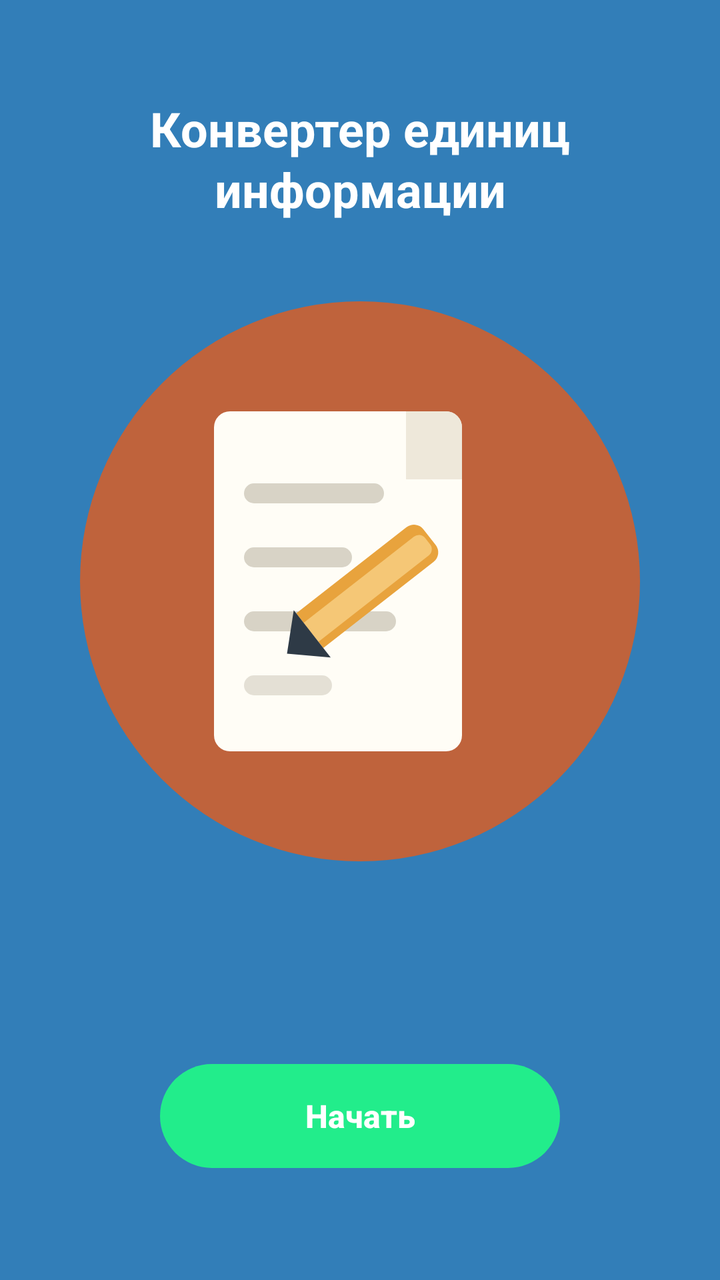
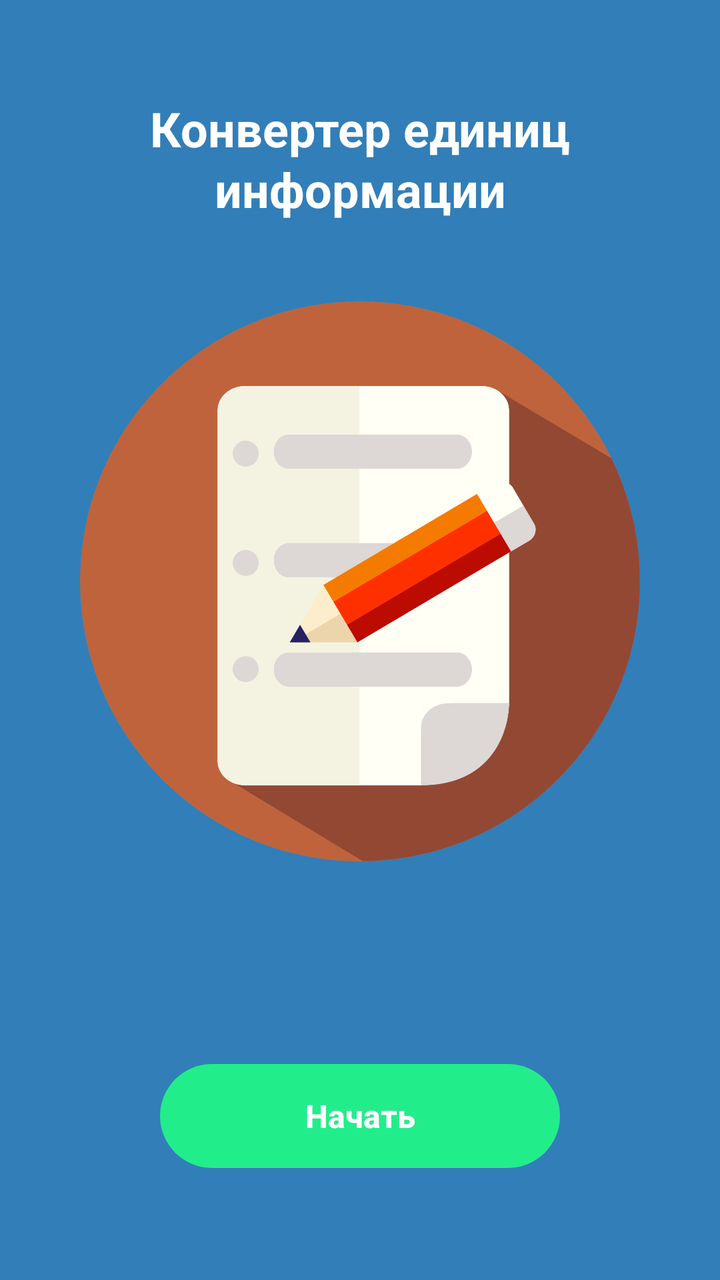

An Android layout rendered at two revisions. The XML below is the earlier revision; the diff shows what the commit changed to produce the second picture.
<!-- AndroidManifest.xml: application theme Theme.UnitConverter -->
<!-- res/layout/activity_main.xml -->
<?xml version="1.0" encoding="utf-8"?>
<LinearLayout xmlns:android="http://schemas.android.com/apk/res/android"
    android:id="@+id/root"
    android:layout_width="match_parent"
    android:layout_height="match_parent"
    android:background="@color/colorBackground"
    android:orientation="vertical">

    <TextView
        android:id="@+id/titleText"
        style="@style/TitleText"
        android:layout_width="match_parent"
        android:layout_height="wrap_content"
        android:layout_marginStart="32dp"
        android:layout_marginTop="48dp"
        android:layout_marginEnd="32dp"
        android:lineSpacingExtra="2dp"
        android:text="@string/main_title" />

    <FrameLayout
        android:id="@+id/heroContainer"
        android:layout_width="280dp"
        android:layout_height="280dp"
        android:layout_gravity="center_horizontal"
        android:layout_marginTop="40dp"
        android:background="@drawable/bg_hero_circle">

        <ImageView
            android:id="@+id/heroImage"
            android:layout_width="150dp"
            android:layout_height="190dp"
            android:layout_gravity="center"
            android:contentDescription="@string/hero_image_description"
            android:scaleType="fitCenter"
            android:src="@drawable/ic_hero_placeholder" />
    </FrameLayout>

    <Space
        android:layout_width="match_parent"
        android:layout_height="0dp"
        android:layout_weight="1" />

    <Button
        android:id="@+id/startButton"
        style="@style/PrimaryButton"
        android:layout_width="200dp"
        android:layout_height="52dp"
        android:layout_gravity="center_horizontal"
        android:layout_marginBottom="56dp"
        android:text="@string/start" />

</LinearLayout>
<!-- resources referenced by this layout -->
<resources>
  <color name="colorBackground">#327EB8</color>
  <!-- drawable bg_hero_circle (drawable) -->
  <?xml version="1.0" encoding="utf-8"?>
  <shape xmlns:android="http://schemas.android.com/apk/res/android"
      android:shape="oval">
      <solid android:color="@color/colorCircle" />
  </shape>
  <!-- drawable ic_hero_placeholder (drawable) -->
  <?xml version="1.0" encoding="utf-8"?>
  <vector xmlns:android="http://schemas.android.com/apk/res/android"
      android:width="150dp"
      android:height="190dp"
      android:viewportWidth="150"
      android:viewportHeight="190">
  
      
      <path
          android:fillColor="#FFFDF6"
          android:pathData="M10,10 h108 a8,8 0 0 1 8,8 v154 a8,8 0 0 1 -8,8 h-108 a8,8 0 0 1 -8,-8 v-154 a8,8 0 0 1 8,-8 z" />
  
      
      <path
          android:fillColor="#EEE8DA"
          android:pathData="M98,10 h20 a8,8 0 0 1 8,8 v26 h-28 z" />
  
      
      <path
          android:fillColor="#D8D3C6"
          android:pathData="M22,46 h60 a5,5 0 0 1 0,10 h-60 a5,5 0 0 1 0,-10 z" />
      <path
          android:fillColor="#D8D3C6"
          android:pathData="M22,78 h44 a5,5 0 0 1 0,10 h-44 a5,5 0 0 1 0,-10 z" />
      <path
          android:fillColor="#D8D3C6"
          android:pathData="M22,110 h66 a5,5 0 0 1 0,10 h-66 a5,5 0 0 1 0,-10 z" />
      <path
          android:fillColor="#E4E0D5"
          android:pathData="M22,142 h34 a5,5 0 0 1 0,10 h-34 a5,5 0 0 1 0,-10 z" />
  
      
      <group
          android:pivotX="75"
          android:pivotY="95"
          android:rotation="-38">
          <path
              android:fillColor="#E8A33D"
              android:pathData="M40,88 h70 a6,6 0 0 1 6,6 v10 a6,6 0 0 1 -6,6 h-70 z" />
          <path
              android:fillColor="#F5C776"
              android:pathData="M40,94 h70 a4,4 0 0 1 4,4 v4 a4,4 0 0 1 -4,4 h-70 z" />
          <path
              android:fillColor="#2E3A46"
              android:pathData="M40,86 l-16,15 l16,15 z" />
      </group>
  </vector>
  <string name="hero_image_description">Иллюстрация конвертера единиц информации</string>
  <string name="main_title">Конвертер единиц\nинформации</string>
  <string name="start">Начать</string>
  <style name="PrimaryButton">
          <item name="android:background">@drawable/bg_button</item>
          <item name="android:textColor">@color/colorOnAccent</item>
          <item name="android:textSize">16sp</item>
          <item name="android:textStyle">bold</item>
          <item name="android:textAllCaps">false</item>
          <item name="android:stateListAnimator">@null</item>
          <item name="android:minWidth">0dp</item>
          <item name="android:minHeight">0dp</item>
          <item name="android:insetTop">0dp</item>
          <item name="android:insetBottom">0dp</item>
      </style>
  <style name="TitleText">
          <item name="android:textColor">@color/colorOnBackground</item>
          <item name="android:textSize">24sp</item>
          <item name="android:textStyle">bold</item>
          <item name="android:gravity">center</item>
          <item name="android:fontFamily">sans-serif</item>
      </style>
  <color name="colorCircle">#BF633C</color>
  <!-- drawable bg_button (drawable) -->
  <?xml version="1.0" encoding="utf-8"?>
  <selector xmlns:android="http://schemas.android.com/apk/res/android">
      <item android:state_pressed="true">
          <shape android:shape="rectangle">
              <solid android:color="@color/colorAccentPressed" />
              <corners android:radius="26dp" />
          </shape>
      </item>
      <item>
          <shape android:shape="rectangle">
              <solid android:color="@color/colorAccent" />
              <corners android:radius="26dp" />
          </shape>
      </item>
  </selector>
  <color name="colorOnAccent">#FFFFFF</color>
  <color name="colorOnBackground">#FFFFFF</color>
  <color name="colorAccent">#22ED8B</color>
  <color name="colorTextField">#22313F</color>
  <color name="colorHint">#8C99A6</color>
  <color name="colorAccentPressed">#17C674</color>
  <!-- unchanged entries left out for length: 1 -->
</resources>

<!-- the commit's change to res/layout/activity_main.xml (unified diff, before → after) -->
@@ -23,16 +23,7 @@
         android:layout_height="280dp"
         android:layout_gravity="center_horizontal"
         android:layout_marginTop="40dp"
-        android:background="@drawable/bg_hero_circle">
-
-        <ImageView
-            android:id="@+id/heroImage"
-            android:layout_width="150dp"
-            android:layout_height="190dp"
-            android:layout_gravity="center"
-            android:contentDescription="@string/hero_image_description"
-            android:scaleType="fitCenter"
-            android:src="@drawable/ic_hero_placeholder" />
+        android:background="@drawable/contract">
     </FrameLayout>
 
     <Space
<!-- resource entries referenced after the edit -->
@@ -1,61 +1,7 @@
 <!-- resources referenced by this layout -->
 <resources>
   <color name="colorBackground">#327EB8</color>
-  <!-- drawable bg_hero_circle (drawable) -->
-  <?xml version="1.0" encoding="utf-8"?>
-  <shape xmlns:android="http://schemas.android.com/apk/res/android"
-      android:shape="oval">
-      <solid android:color="@color/colorCircle" />
-  </shape>
-  <!-- drawable ic_hero_placeholder (drawable) -->
-  <?xml version="1.0" encoding="utf-8"?>
-  <vector xmlns:android="http://schemas.android.com/apk/res/android"
-      android:width="150dp"
-      android:height="190dp"
-      android:viewportWidth="150"
-      android:viewportHeight="190">
-  
-      
-      <path
-          android:fillColor="#FFFDF6"
-          android:pathData="M10,10 h108 a8,8 0 0 1 8,8 v154 a8,8 0 0 1 -8,8 h-108 a8,8 0 0 1 -8,-8 v-154 a8,8 0 0 1 8,-8 z" />
-  
-      
-      <path
-          android:fillColor="#EEE8DA"
-          android:pathData="M98,10 h20 a8,8 0 0 1 8,8 v26 h-28 z" />
-  
-      
-      <path
-          android:fillColor="#D8D3C6"
-          android:pathData="M22,46 h60 a5,5 0 0 1 0,10 h-60 a5,5 0 0 1 0,-10 z" />
-      <path
-          android:fillColor="#D8D3C6"
-          android:pathData="M22,78 h44 a5,5 0 0 1 0,10 h-44 a5,5 0 0 1 0,-10 z" />
-      <path
-          android:fillColor="#D8D3C6"
-          android:pathData="M22,110 h66 a5,5 0 0 1 0,10 h-66 a5,5 0 0 1 0,-10 z" />
-      <path
-          android:fillColor="#E4E0D5"
-          android:pathData="M22,142 h34 a5,5 0 0 1 0,10 h-34 a5,5 0 0 1 0,-10 z" />
-  
-      
-      <group
-          android:pivotX="75"
-          android:pivotY="95"
-          android:rotation="-38">
-          <path
-              android:fillColor="#E8A33D"
-              android:pathData="M40,88 h70 a6,6 0 0 1 6,6 v10 a6,6 0 0 1 -6,6 h-70 z" />
-          <path
-              android:fillColor="#F5C776"
-              android:pathData="M40,94 h70 a4,4 0 0 1 4,4 v4 a4,4 0 0 1 -4,4 h-70 z" />
-          <path
-              android:fillColor="#2E3A46"
-              android:pathData="M40,86 l-16,15 l16,15 z" />
-      </group>
-  </vector>
-  <string name="hero_image_description">Иллюстрация конвертера единиц информации</string>
+  <!-- drawable contract: png bitmap (drawable, 86718 bytes) -->
   <string name="main_title">Конвертер единиц\nинформации</string>
   <string name="start">Начать</string>
   <style name="PrimaryButton">
@@ -77,7 +23,6 @@
           <item name="android:gravity">center</item>
           <item name="android:fontFamily">sans-serif</item>
       </style>
-  <color name="colorCircle">#BF633C</color>
   <!-- drawable bg_button (drawable) -->
   <?xml version="1.0" encoding="utf-8"?>
   <selector xmlns:android="http://schemas.android.com/apk/res/android">
